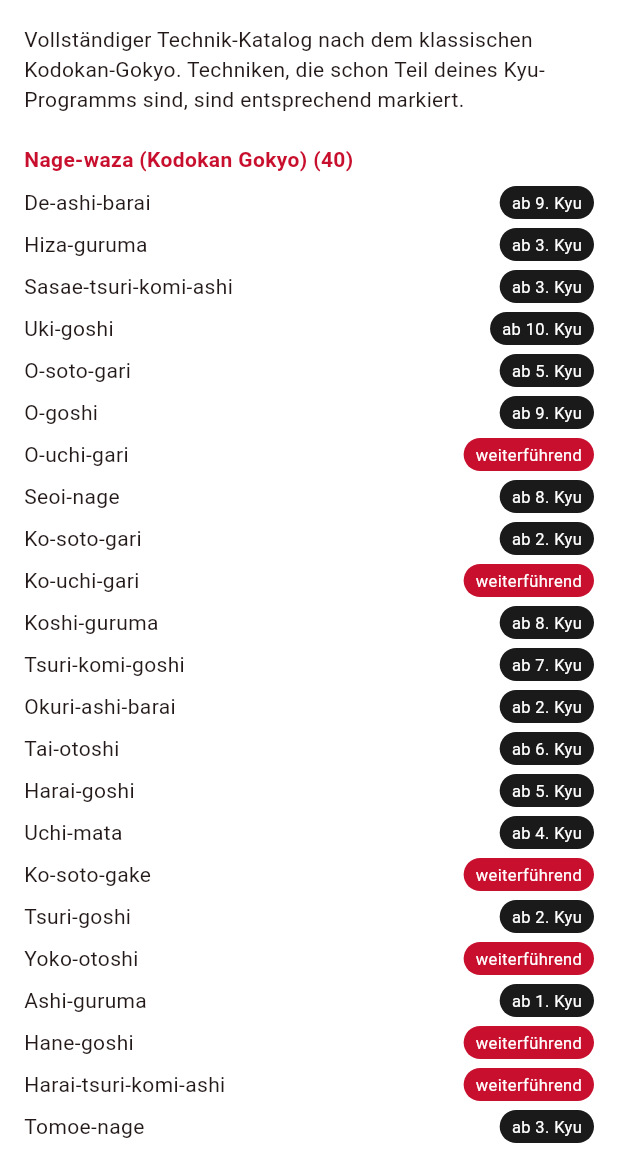
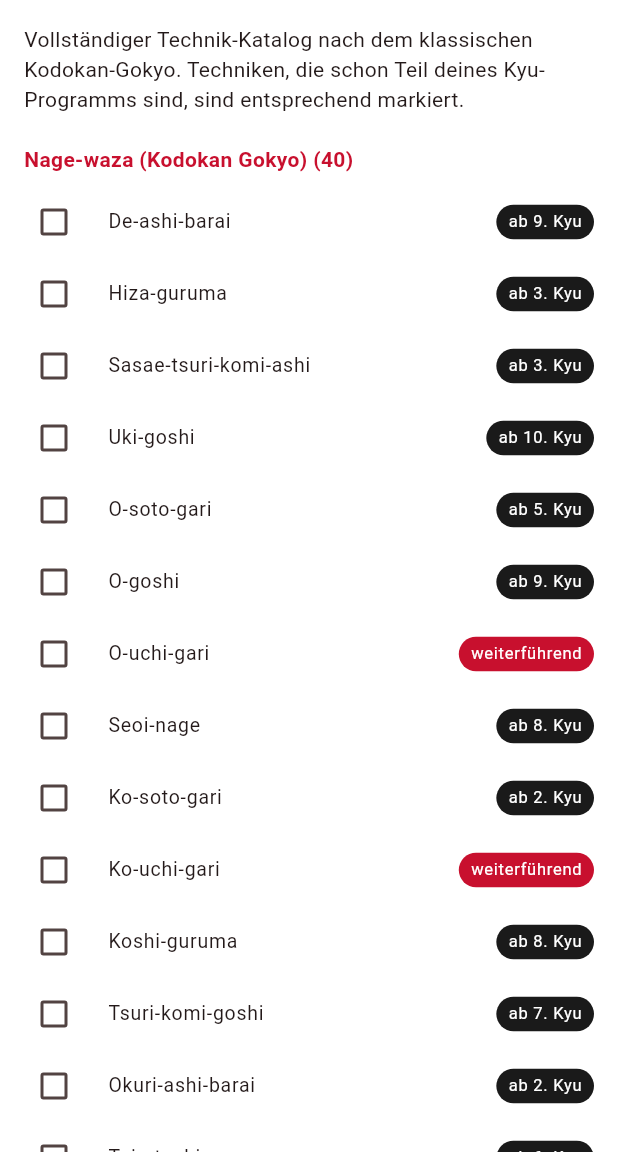
Before and after one commit to emiliosalomon/Judo-App, a Flutter app: the screen it shows after launch, after a tap on an icon or button, on a phone screen of 412 x 824 dp, the part 84-1236 px from its top. Run offline on Flutter 3.47's test engine with Material 3 defaults, Android fonts, the phone set to English and light mode, and no system bars; our stand-ins replace shared_preferences.

Commit message:
Add local progress tracking with checkboxes
Adds a shared_preferences-backed ProgressController (exposed app-wide
via a hand-rolled InheritedNotifier, no extra state-management
dependency) that persists which technique IDs the user has marked as
learned.

Wired into:
- Gürtelprüfung: checkboxes on Ukemi-/Nage-/Katame-waza and
  Anwendungsaufgaben per Kyu grade, with a "x von y gelernt" counter
  on both the detail screen and the Kyu overview list
- Weiterführende Techniken: checkboxes on the Gokyo/katame-waza
  catalog and on each Dan grade's Zusatztechniken

main.dart now loads the store asynchronously behind a FutureBuilder
so JudoApp() stays a zero-arg widget; existing tests only needed an
extra pumpAndSettle() plus a SharedPreferences mock. Screens that read
ProgressScope now require a wrapWithProgress() helper in tests.

Co-Authored-By: Claude Sonnet 5 <noreply@anthropic.com>
Claude-Session: https://claude.ai/code/session_01CyXS9ev5Tbd6ivhFxKuEjM

```diff
--- a/lib/main.dart
+++ b/lib/main.dart
@@ -1,5 +1,8 @@
 import 'package:flutter/material.dart';
 import 'screens/home_screen.dart';
+import 'services/progress_controller.dart';
+import 'services/progress_scope.dart';
+import 'services/progress_store.dart';
 import 'theme/judo_theme.dart';
 
 void main() {
@@ -11,11 +14,26 @@ class JudoApp extends StatelessWidget {
 
   @override
   Widget build(BuildContext context) {
-    return MaterialApp(
-      title: 'Judo App',
-      debugShowCheckedModeBanner: false,
-      theme: judoTheme,
-      home: const HomeScreen(),
+    return FutureBuilder<ProgressStore>(
+      future: ProgressStore.load(),
+      builder: (context, snapshot) {
+        final store = snapshot.data;
+        if (store == null) {
+          return const MaterialApp(
+            debugShowCheckedModeBanner: false,
+            home: Scaffold(body: Center(child: CircularProgressIndicator())),
+          );
+        }
+        return ProgressScope(
+          controller: ProgressController(store),
+          child: MaterialApp(
+            title: 'Judo App',
+            debugShowCheckedModeBanner: false,
+            theme: judoTheme,
+            home: const HomeScreen(),
+          ),
+        );
+      },
     );
   }
 }
--- a/lib/screens/techniques_screen.dart
+++ b/lib/screens/techniques_screen.dart
@@ -3,6 +3,7 @@ import '../data/dan_grades_data.dart';
 import '../data/kyu_grades_data.dart';
 import '../data/techniques_data.dart';
 import '../models/kyu_grade.dart';
+import '../services/progress_scope.dart';
 import '../theme/judo_theme.dart';
 
 /// Kompletter Technik-Katalog (Kodokan-Gokyo + Katame-waza), mit Kennzeichnung
@@ -39,21 +40,36 @@ class TechniquesScreen extends StatelessWidget {
             'Weitere anerkannte Techniken (Shinmeisho-no-waza u.a.), die erst '
             'ab bestimmten Dan-Prüfungen dazukommen.',
           ),
-          for (final grade in judoDanGrades.where((g) => g.zusatztechniken.isNotEmpty))
+          Builder(
+            builder: (context) {
+              final progress = ProgressScope.of(context);
+              return Column(
+                children: [
+                  for (final grade in judoDanGrades.where(
+                    (g) => g.zusatztechniken.isNotEmpty,
+                  ))
                     ExpansionTile(
                       title: Text('${grade.title} – Zusatztechniken'),
                       iconColor: JudoColors.red,
                       collapsedIconColor: JudoColors.black,
                       children: [
                         for (final technik in grade.zusatztechniken)
-                  Padding(
-                    padding: const EdgeInsets.fromLTRB(16, 0, 16, 8),
-                    child: Row(
-                      crossAxisAlignment: CrossAxisAlignment.start,
-                      children: [const Text('•  '), Expanded(child: Text(technik))],
+                          CheckboxListTile(
+                            contentPadding: const EdgeInsets.only(left: 16),
+                            controlAffinity: ListTileControlAffinity.leading,
+                            dense: true,
+                            title: Text(technik),
+                            value: progress.isCompleted(
+                              'dan:${grade.dan}:$technik',
                             ),
+                            onChanged: (_) =>
+                                progress.toggle('dan:${grade.dan}:$technik'),
                           ),
                       ],
+                    ),
+                ],
+              );
+            },
           ),
         ],
       ),
@@ -110,9 +126,15 @@ class _TechniqueRow extends StatelessWidget {
   @override
   Widget build(BuildContext context) {
     final covered = coveringGrade != null;
-    return Padding(
-      padding: const EdgeInsets.only(bottom: 6),
-      child: Row(
+    final progress = ProgressScope.of(context);
+    final id = 'gokyo:$name';
+    return CheckboxListTile(
+      contentPadding: EdgeInsets.zero,
+      controlAffinity: ListTileControlAffinity.leading,
+      dense: true,
+      value: progress.isCompleted(id),
+      onChanged: (_) => progress.toggle(id),
+      title: Row(
         children: [
           Expanded(child: Text(name)),
           Container(
--- /dev/null
+++ b/lib/services/progress_controller.dart
@@ -0,0 +1,26 @@
+import 'package:flutter/foundation.dart';
+import 'progress_store.dart';
+
+/// Haelt den Lernfortschritt (welche Technik-IDs als "gelernt" markiert
+/// sind) im Speicher und synchronisiert ihn mit [ProgressStore].
+class ProgressController extends ChangeNotifier {
+  final ProgressStore _store;
+  late Set<String> _completed;
+
+  ProgressController(this._store) {
+    _completed = _store.read();
+  }
+
+  bool isCompleted(String id) => _completed.contains(id);
+
+  void toggle(String id) {
+    if (!_completed.add(id)) {
+      _completed.remove(id);
+    }
+    notifyListeners();
+    _store.write(_completed);
+  }
+
+  int countCompletedWithPrefix(String prefix) =>
+      _completed.where((id) => id.startsWith(prefix)).length;
+}
--- /dev/null
+++ b/lib/services/progress_scope.dart
@@ -0,0 +1,18 @@
+import 'package:flutter/widgets.dart';
+import 'progress_controller.dart';
+
+/// Stellt den [ProgressController] app-weit ueber den BuildContext bereit.
+class ProgressScope extends InheritedNotifier<ProgressController> {
+  const ProgressScope({
+    super.key,
+    required ProgressController controller,
+    required super.child,
+  }) : super(notifier: controller);
+
+  static ProgressController of(BuildContext context) {
+    final scope = context
+        .dependOnInheritedWidgetOfExactType<ProgressScope>();
+    assert(scope != null, 'No ProgressScope found in context');
+    return scope!.notifier!;
+  }
+}
--- /dev/null
+++ b/lib/services/progress_store.dart
@@ -0,0 +1,21 @@
+import 'package:shared_preferences/shared_preferences.dart';
+
+/// Persistiert, welche Technik-/Grad-IDs der Nutzer als "gelernt" markiert
+/// hat. Speichert lokal auf dem Geraet (kein Backend, keine Anmeldung).
+class ProgressStore {
+  static const _key = 'completed_items';
+  final SharedPreferences _prefs;
+
+  ProgressStore(this._prefs);
+
+  static Future<ProgressStore> load() async {
+    final prefs = await SharedPreferences.getInstance();
+    return ProgressStore(prefs);
+  }
+
+  Set<String> read() => (_prefs.getStringList(_key) ?? const []).toSet();
+
+  Future<void> write(Set<String> completed) {
+    return _prefs.setStringList(_key, completed.toList());
+  }
+}
--- a/pubspec.yaml
+++ b/pubspec.yaml
@@ -34,6 +34,7 @@ dependencies:
   # The following adds the Cupertino Icons font to your application.
   # Use with the CupertinoIcons class for iOS style icons.
   cupertino_icons: ^1.0.8
+  shared_preferences: ^2.5.5
 
 dev_dependencies:
   flutter_test:
```
Also changed, not shown: lib/screens/belt_exam_screen.dart (+21 -2 lines), lib/screens/kyu_grade_detail_screen.dart (+76 -4 lines), pubspec.lock, 6 other files. Lines whose indentation alone changed are shown as unchanged.
